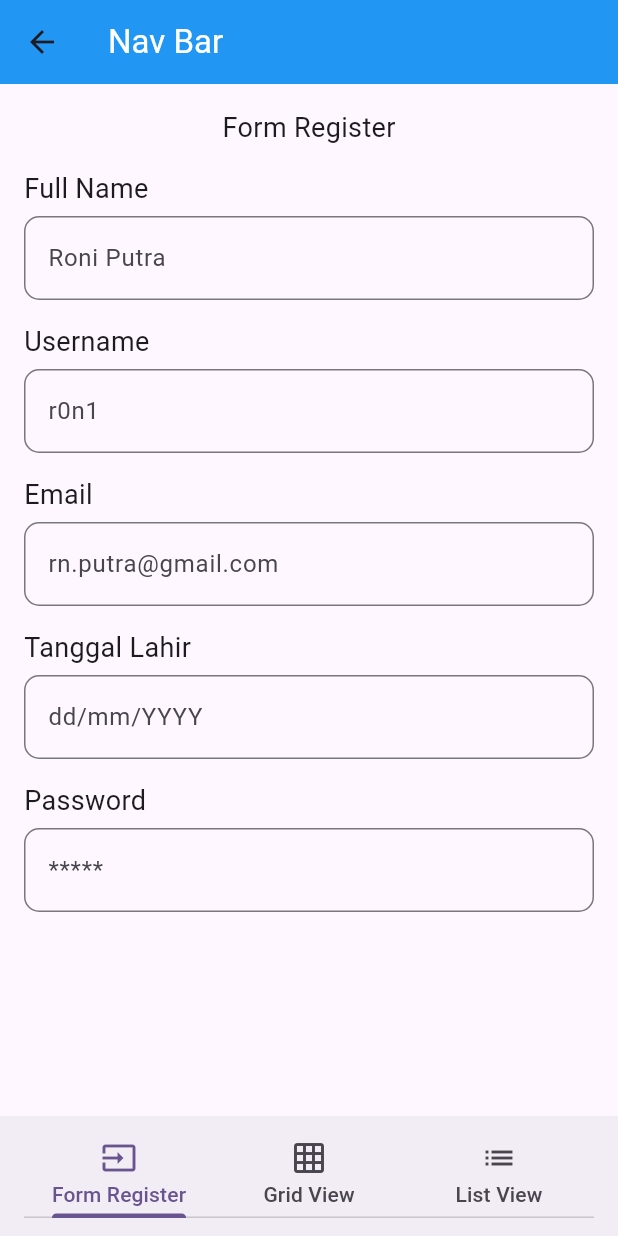
After one commit to rizkipm/mi2b_flutter_mobile, a Flutter app: the screen it shows after launch, after a tap on "Tab Bar", on a phone screen of 412 x 824 dp. The commit adds this screen. Run offline on Flutter 3.47's test engine with Material 3 defaults, Android fonts, the phone set to English and light mode, and no system bars; our stand-ins replace cached_network_image.

Commit message:
Update code

```diff
--- /dev/null
+++ b/lib/Screen/nav_bar/page_grid_view.dart
@@ -0,0 +1,15 @@
+import 'package:flutter/material.dart';
+
+class PageGridView extends StatefulWidget {
+  const PageGridView({super.key});
+
+  @override
+  State<PageGridView> createState() => _PageGridViewState();
+}
+
+class _PageGridViewState extends State<PageGridView> {
+  @override
+  Widget build(BuildContext context) {
+    return const Placeholder();
+  }
+}
--- /dev/null
+++ b/lib/Screen/nav_bar/page_list_view.dart
@@ -0,0 +1,15 @@
+import 'package:flutter/material.dart';
+
+class PageListView extends StatefulWidget {
+  const PageListView({super.key});
+
+  @override
+  State<PageListView> createState() => _PageListViewState();
+}
+
+class _PageListViewState extends State<PageListView> {
+  @override
+  Widget build(BuildContext context) {
+    return const Placeholder();
+  }
+}
--- /dev/null
+++ b/lib/Screen/nav_bar/page_register.dart
@@ -0,0 +1,136 @@
+import 'package:flutter/material.dart';
+import 'package:intl/intl.dart';
+
+class PageRegister extends StatefulWidget {
+  const PageRegister({super.key});
+
+  @override
+  State<PageRegister> createState() => _PageRegisterState();
+}
+
+class _PageRegisterState extends State<PageRegister> {
+  TextEditingController fullname = TextEditingController();
+  TextEditingController username = TextEditingController();
+  TextEditingController email = TextEditingController();
+  TextEditingController tglLahir = TextEditingController();
+  TextEditingController password = TextEditingController();
+
+  Future selectDate() async {
+    DateTime? pickDate = await showDatePicker(
+      context: context,
+      firstDate: DateTime(1950),
+      lastDate: DateTime(2100),
+      initialDate: DateTime.now(),
+    );
+    if (pickDate != null) {
+      tglLahir.text = DateFormat("dd-MM-yyyy").format(pickDate);
+    }
+  }
+
+  @override
+  Widget build(BuildContext context) {
+    return Scaffold(
+      body: Form(
+        child: Padding(
+          padding: EdgeInsets.all(16),
+          child: SingleChildScrollView(
+            child: Column(
+              crossAxisAlignment: CrossAxisAlignment.start,
+              children: [
+                Center(
+                  child: Text("Form Register", style: TextStyle(fontSize: 18)),
+                ),
+                SizedBox(height: 15),
+                CostumeInput(
+                  labelInput: "Full Name",
+                  controller: fullname,
+                  hintText: "Roni Putra",
+                  textInputType: TextInputType.name,
+                ),
+                SizedBox(height: 15),
+                CostumeInput(
+                  labelInput: "Username",
+                  controller: username,
+                  hintText: "r0n1",
+                  textInputType: TextInputType.text,
+                ),
+                SizedBox(height: 15),
+                CostumeInput(
+                  labelInput: "Email",
+                  controller: email,
+                  hintText: "rn.putra@gmail.com",
+                  textInputType: TextInputType.emailAddress,
+                ),
+                SizedBox(height: 15),
+                CostumeInput(
+                  labelInput: "Tanggal Lahir",
+                  controller: tglLahir,
+                  hintText: "dd/mm/YYYY",
+                  textInputType: TextInputType.datetime,
+                  onTap: (){
+                    selectDate();
+                  },
+                ),
+                SizedBox(height: 15),
+                CostumeInput(
+                  labelInput: "Password",
+                  controller: password,
+                  hintText: "*****",
+                  textInputType: TextInputType.text,
+                  obscureText: true,
+                ),
+              ],
+            ),
+          ),
+        ),
+      ),
+    );
+  }
+}
+
+class CostumeInput extends StatelessWidget {
+  final String labelInput;
+  final TextEditingController controller;
+  final String hintText;
+  final TextInputType textInputType;
+  final bool obscureText;
+  final VoidCallback? onTap;
+
+  const CostumeInput({
+    super.key,
+    required this.labelInput,
+    required this.controller,
+    required this.hintText,
+    required this.textInputType,
+    this.obscureText = false,
+    this.onTap,
+  });
+
+  @override
+  Widget build(BuildContext context) {
+    return Column(
+      crossAxisAlignment: CrossAxisAlignment.start,
+      children: [
+        Text(labelInput, style: TextStyle(fontSize: 18)),
+        SizedBox(height: 5),
+        TextFormField(
+          controller: controller,
+          // Mendapatkan Input dari User//
+          validator: (val) {
+            return val!.isEmpty ? "Input tidak boleh kosong" : null;
+          },
+          decoration: InputDecoration(
+            hintText: hintText,
+            border: OutlineInputBorder(borderRadius: BorderRadius.circular(10)),
+          ),
+          keyboardType: textInputType,
+          obscureText: obscureText,
+          onTap: () {
+            //event ketika klik input//
+            onTap?.call();
+          },
+        ),
+      ],
+    );
+  }
+}
--- /dev/null
+++ b/lib/Screen/nav_bar/page_tab_bar.dart
@@ -0,0 +1,41 @@
+import 'package:flutter/material.dart';
+import 'package:mi2b_flutter_mobile/Screen/nav_bar/page_grid_view.dart';
+import 'package:mi2b_flutter_mobile/Screen/nav_bar/page_list_view.dart';
+import 'package:mi2b_flutter_mobile/Screen/nav_bar/page_register.dart';
+
+class PageTabBar extends StatefulWidget {
+  const PageTabBar({super.key});
+
+  @override
+  State<PageTabBar> createState() => _PageTabBarState();
+}
+
+class _PageTabBarState extends State<PageTabBar>
+    with SingleTickerProviderStateMixin {
+  late TabController tabController;
+
+  @override
+  void initState() {
+    // TODO: implement initState
+    super.initState();
+    tabController = TabController(length: 3, vsync: this);
+  }
+
+  @override
+  Widget build(BuildContext context) {
+    return Scaffold(
+      appBar: AppBar(
+        backgroundColor: Colors.blue,
+        title: Text("Nav Bar", style: TextStyle(color: Colors.white)),
+      ),
+      body: TabBarView(controller: tabController, children: [PageRegister(), PageGridView(), PageListView()]),
+      bottomNavigationBar: BottomAppBar(
+        child: TabBar(controller: tabController,tabs: [
+          Tab(text: 'Form Register',icon: Icon(Icons.input),),
+          Tab(text: 'Grid View',icon: Icon(Icons.grid_on),),
+          Tab(text: 'List View',icon: Icon(Icons.list),),
+        ]),
+      ),
+    );
+  }
+}
--- a/lib/main.dart
+++ b/lib/main.dart
@@ -1,4 +1,5 @@
 import 'package:flutter/material.dart';
+import 'package:mi2b_flutter_mobile/Screen/nav_bar/page_tab_bar.dart';
 import 'package:mi2b_flutter_mobile/Screen/page_dua.dart';
 import 'package:mi2b_flutter_mobile/Screen/page_empat.dart';
 import 'package:mi2b_flutter_mobile/Screen/page_gambar.dart';
@@ -146,6 +147,18 @@ class PageOne extends StatelessWidget {
               ),
             ),
 
+            MaterialButton(onPressed: (){
+              Navigator.push(context, MaterialPageRoute(builder: (context)
+              => PageTabBar()
+              ));
+            },
+              //ini untuk pindah page
+              color: Colors.purple,
+              child: Text('Tab Bar',
+                style: TextStyle(fontSize: 14, color: Colors.white),
+              ),
+            ),
+
           ],
         ),
         //child :  cuma bisa nampung 1 widget
--- a/pubspec.yaml
+++ b/pubspec.yaml
@@ -19,7 +19,7 @@ publish_to: 'none' # Remove this line if you wish to publish to pub.dev
 version: 1.0.0+1
 
 environment:
-  sdk: ^3.5.4
+  sdk: ^3.7.0
 
 # Dependencies specify other packages that your package needs in order to work.
 # To automatically upgrade your package dependencies to the latest versions
@@ -36,6 +36,7 @@ dependencies:
   # Use with the CupertinoIcons class for iOS style icons.
   cupertino_icons: ^1.0.8
   cached_network_image: ^3.4.1
+  intl: ^0.20.2
 
 dev_dependencies:
   flutter_test:
@@ -46,7 +47,7 @@ dev_dependencies:
   # activated in the `analysis_options.yaml` file located at the root of your
   # package. See that file for information about deactivating specific lint
   # rules and activating additional ones.
-  flutter_lints: ^4.0.0
+  flutter_lints: ^5.0.0
 
 # For information on the generic Dart part of this file, see the
 # following page: https://dart.dev/tools/pub/pubspec
```
